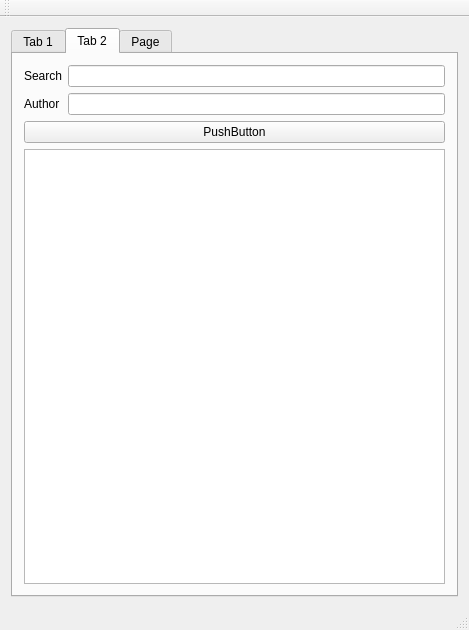
Before: the Qt Designer form mainwindow.ui in arackaf/booklist-desktop, drawn with Qt 5.
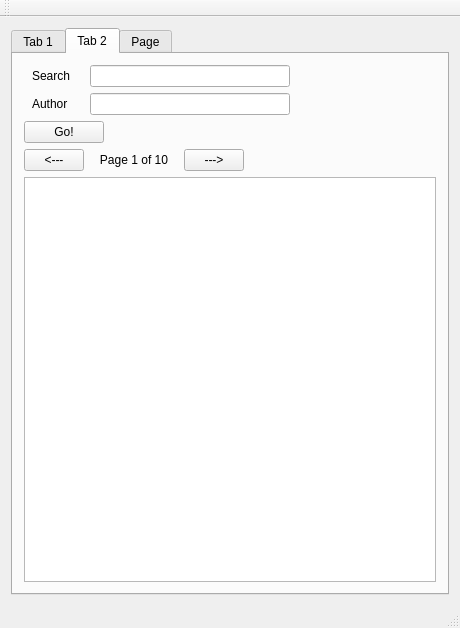
After: the same form once the commit is applied.

```diff
--- a/mainwindow.ui
+++ b/mainwindow.ui
@@ -6,8 +6,8 @@
    <rect>
     <x>0</x>
     <y>0</y>
-    <width>469</width>
-    <height>630</height>
+    <width>460</width>
+    <height>628</height>
    </rect>
   </property>
   <property name="windowTitle">
@@ -35,11 +35,23 @@
         <string>Tab 2</string>
        </attribute>
        <layout class="QGridLayout" name="gridLayout_2">
-        <item row="4" column="0">
-         <widget class="QListView" name="listView"/>
-        </item>
         <item row="1" column="0">
          <layout class="QFormLayout" name="formLayout_2">
+          <property name="sizeConstraint">
+           <enum>QLayout::SetNoConstraint</enum>
+          </property>
+          <property name="fieldGrowthPolicy">
+           <enum>QFormLayout::ExpandingFieldsGrow</enum>
+          </property>
+          <property name="formAlignment">
+           <set>Qt::AlignLeading|Qt::AlignLeft|Qt::AlignTop</set>
+          </property>
+          <property name="horizontalSpacing">
+           <number>20</number>
+          </property>
+          <property name="leftMargin">
+           <number>8</number>
+          </property>
           <item row="0" column="0">
            <widget class="QLabel" name="titleSearchLabel">
             <property name="text">
@@ -48,7 +60,14 @@
            </widget>
           </item>
           <item row="0" column="1">
-           <widget class="QLineEdit" name="titleSearchLineEdit"/>
+           <widget class="QLineEdit" name="titleSearchLineEdit">
+            <property name="maximumSize">
+             <size>
+              <width>200</width>
+              <height>16777215</height>
+             </size>
+            </property>
+           </widget>
           </item>
           <item row="1" column="0">
            <widget class="QLabel" name="authorLabel">
@@ -58,16 +77,129 @@
            </widget>
           </item>
           <item row="1" column="1">
-           <widget class="QLineEdit" name="authorLineEdit"/>
+           <widget class="QLineEdit" name="authorLineEdit">
+            <property name="maximumSize">
+             <size>
+              <width>200</width>
+              <height>16777215</height>
+             </size>
+            </property>
+           </widget>
+          </item>
+         </layout>
+        </item>
+        <item row="10" column="0">
+         <widget class="QListView" name="listView"/>
+        </item>
+        <item row="3" column="0">
+         <layout class="QHBoxLayout" name="horizontalLayout_4">
+          <property name="spacing">
+           <number>0</number>
+          </property>
+          <property name="leftMargin">
+           <number>0</number>
+          </property>
+          <item>
+           <widget class="QPushButton" name="pushButton_2">
+            <property name="sizePolicy">
+             <sizepolicy hsizetype="Minimum" vsizetype="Fixed">
+              <horstretch>0</horstretch>
+              <verstretch>0</verstretch>
+             </sizepolicy>
+            </property>
+            <property name="maximumSize">
+             <size>
+              <width>60</width>
+              <height>16777215</height>
+             </size>
+            </property>
+            <property name="text">
+             <string>&lt;---</string>
+            </property>
+           </widget>
+          </item>
+          <item>
+           <widget class="QLabel" name="label">
+            <property name="minimumSize">
+             <size>
+              <width>100</width>
+              <height>0</height>
+             </size>
+            </property>
+            <property name="maximumSize">
+             <size>
+              <width>150</width>
+              <height>16777215</height>
+             </size>
+            </property>
+            <property name="layoutDirection">
+             <enum>Qt::LeftToRight</enum>
+            </property>
+            <property name="text">
+             <string>Page 1 of 10</string>
+            </property>
+            <property name="alignment">
+             <set>Qt::AlignCenter</set>
+            </property>
+           </widget>
+          </item>
+          <item>
+           <widget class="QPushButton" name="pushButton_3">
+            <property name="maximumSize">
+             <size>
+              <width>60</width>
+              <height>16777215</height>
+             </size>
+            </property>
+            <property name="text">
+             <string>---&gt;</string>
+            </property>
+           </widget>
+          </item>
+          <item>
+           <spacer name="horizontalSpacer">
+            <property name="orientation">
+             <enum>Qt::Horizontal</enum>
+            </property>
+            <property name="sizeHint" stdset="0">
+             <size>
+              <width>40</width>
+              <height>20</height>
+             </size>
+            </property>
+           </spacer>
           </item>
          </layout>
         </item>
         <item row="2" column="0">
-         <widget class="QPushButton" name="pushButton">
-          <property name="text">
-           <string>PushButton</string>
-          </property>
-         </widget>
+         <layout class="QHBoxLayout" name="horizontalLayout_5">
+          <item>
+           <widget class="QPushButton" name="pushButton">
+            <property name="maximumSize">
+             <size>
+              <width>120</width>
+              <height>16777215</height>
+             </size>
+            </property>
+            <property name="text">
+             <string>Go!</string>
+            </property>
+           </widget>
+          </item>
+          <item>
+           <spacer name="horizontalSpacer_2">
+            <property name="orientation">
+             <enum>Qt::Horizontal</enum>
+            </property>
+            <property name="sizeHint" stdset="0">
+             <size>
+              <width>40</width>
+              <height>20</height>
+             </size>
+            </property>
+           </spacer>
+          </item>
+         </layout>
         </item>
        </layout>
       </widget>
```
Left out of the diff: 2 changed lines with no effect on the pictures.
